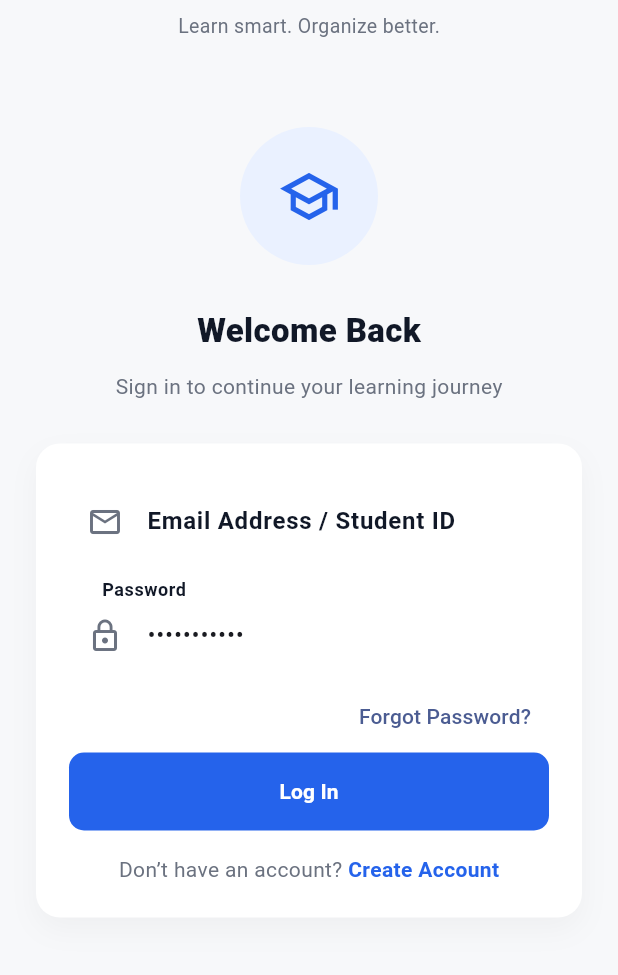
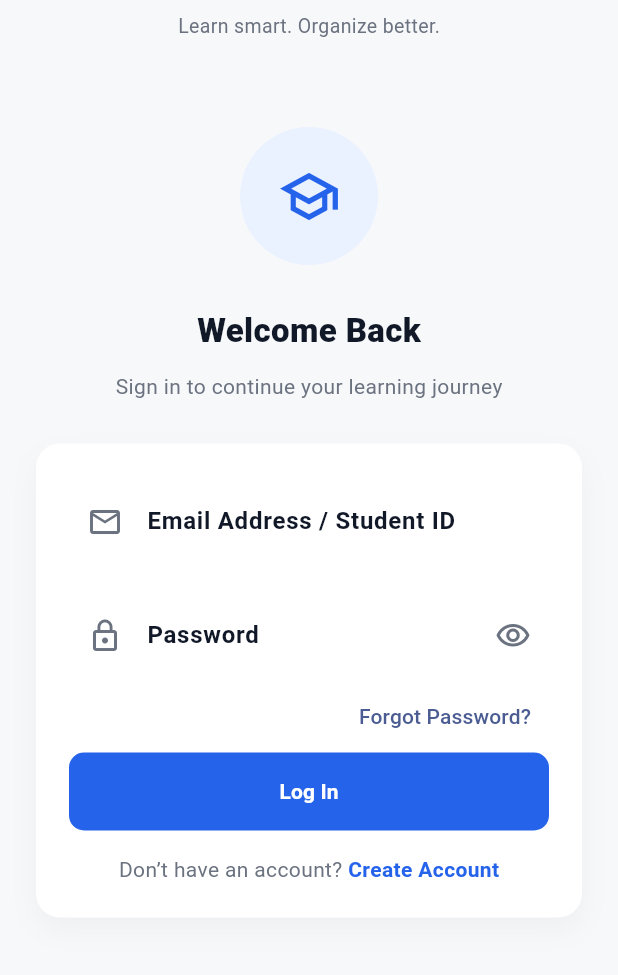
Before and after one commit to Chathumadura/Student-Learning---Task-Organizer-app, a Flutter app: the screen it shows after launch, on a phone screen of 412 x 824 dp, the part 146-1121 px from its top. Run offline on Flutter 3.47's test engine with Material 3 defaults, Android fonts, the phone set to English and light mode, and no system bars; our stand-ins replace image_picker, shared_preferences; accounts and stored records are empty.

Commit message:
Update Login Page

```diff
--- a/learnova_fullstack/frontend/lib/screens/auth_screens.dart
+++ b/learnova_fullstack/frontend/lib/screens/auth_screens.dart
@@ -7,7 +7,7 @@ import '../widgets/learnova_widgets.dart';
 class LoginScreen extends StatefulWidget { const LoginScreen({super.key}); @override State<LoginScreen> createState() => _LoginScreenState(); }
 class _LoginScreenState extends State<LoginScreen> {
   final id = TextEditingController();
-  final pw = TextEditingController(text: 'password123');
+  final pw = TextEditingController();
   bool loading = false;
 
   bool _isValidIdentifier(String value) {
--- a/learnova_fullstack/frontend/lib/widgets/learnova_widgets.dart
+++ b/learnova_fullstack/frontend/lib/widgets/learnova_widgets.dart
@@ -1,8 +1,6 @@
 
-import 'dart:convert';
 import 'package:flutter/material.dart';
 import '../theme/app_theme.dart';
-import '../services/api_service.dart';
 
 class LScaffold extends StatelessWidget {
   final Widget child;
@@ -67,26 +65,7 @@ class Header extends StatelessWidget {
           mainAxisAlignment: MainAxisAlignment.spaceBetween,
           children: [
             const LearnovaLogo(size: 22),
-            if (avatar)
-              FutureBuilder<Map<String, dynamic>>(
-                future: ApiService.profile(),
-                builder: (context, snap) {
-                  final pdata = snap.data ?? {};
-                  final pic = pdata['profile_picture'];
-                  Widget avatarWidget;
-                  if (pic != null && pic.toString().isNotEmpty) {
-                    try {
-                      avatarWidget = CircleAvatar(radius: 25, backgroundImage: MemoryImage(base64Decode(pic)));
-                    } catch (e) {
-                      avatarWidget = const CircleAvatar(radius: 25, backgroundColor: Color(0xFFDCEBFF), child: Text('CP', style: TextStyle(color: AppColors.blue, fontWeight: FontWeight.w800)));
-                    }
-                  } else {
-                    final initials = (safe(pdata['name'], 'Student').split(' ').map((s) => s.isNotEmpty ? s[0] : '').take(2).join()).toUpperCase();
-                    avatarWidget = CircleAvatar(radius: 25, backgroundColor: const Color(0xFFDCEBFF), child: Text(initials, style: const TextStyle(color: AppColors.blue, fontWeight: FontWeight.w800)));
-                  }
-                  return InkWell(onTap: () => Navigator.pushNamed(context, '/profile'), child: avatarWidget);
-                },
-              ),
+            if (avatar) const CircleAvatar(radius: 25, backgroundColor: Color(0xFFDCEBFF), child: Text('CP', style: TextStyle(color: AppColors.blue, fontWeight: FontWeight.w800))),
           ],
         ),
         const SizedBox(height: 28),
@@ -148,7 +127,7 @@ class LButton extends StatelessWidget {
   }
 }
 
-class LTextField extends StatelessWidget {
+class LTextField extends StatefulWidget {
   final TextEditingController controller;
   final String label;
   final String hint;
@@ -172,18 +151,40 @@ class LTextField extends StatelessWidget {
   });
 
   @override
+  State<LTextField> createState() => _LTextFieldState();
+}
+
+class _LTextFieldState extends State<LTextField> {
+  bool _hidden = true;
+
+  @override
+  void initState() {
+    super.initState();
+    _hidden = widget.obscure;
+  }
+
+  @override
   Widget build(BuildContext context) {
     return TextField(
-      controller: controller,
-      obscureText: obscure,
-      keyboardType: keyboardType,
-      maxLines: maxLines,
-      readOnly: readOnly,
-      onTap: onTap,
+      controller: widget.controller,
+      obscureText: widget.obscure ? _hidden : false,
+      keyboardType: widget.keyboardType,
+      maxLines: widget.maxLines,
+      readOnly: widget.readOnly,
+      onTap: widget.onTap,
       decoration: InputDecoration(
-        labelText: label,
-        hintText: hint,
-        prefixIcon: icon == null ? null : Icon(icon, color: AppColors.muted),
+        labelText: widget.label,
+        hintText: widget.hint,
+        prefixIcon: widget.icon == null ? null : Icon(widget.icon, color: AppColors.muted),
+        suffixIcon: widget.obscure
+            ? IconButton(
+                onPressed: () => setState(() => _hidden = !_hidden),
+                icon: Icon(
+                  _hidden ? Icons.visibility_outlined : Icons.visibility_off_outlined,
+                  color: AppColors.muted,
+                ),
+              )
+            : null,
       ),
     );
   }
```
Also changed, not shown: learnova_fullstack/frontend/lib/screens/course_screens.dart (+9 -6 lines), learnova_fullstack/frontend/lib/screens/planner_screens.dart (+9 -6 lines), learnova_fullstack/frontend/lib/screens/task_screens.dart (+9 -6 lines), 11 other files.
